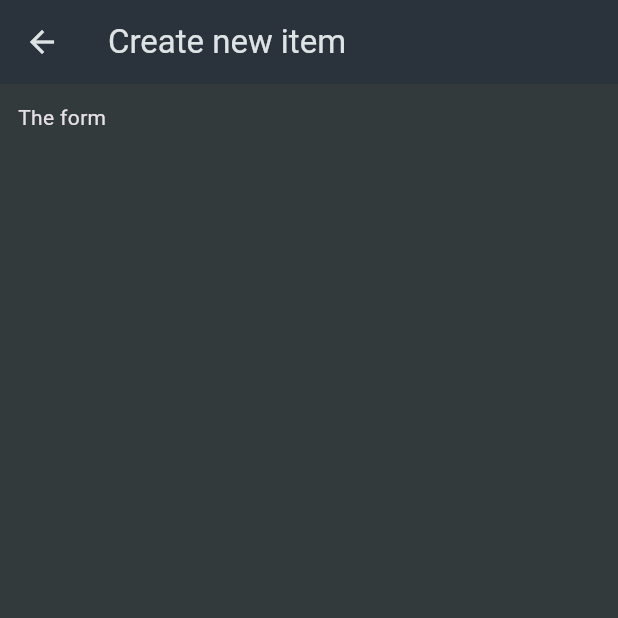
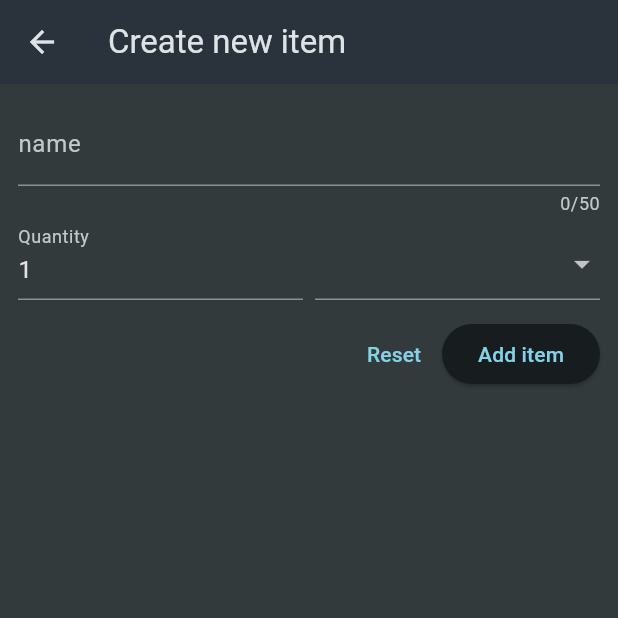
Before and after one commit to lehuutrong1702/shopping_list, a Flutter app: the NewItemScreen screen opened directly, on a phone screen of 412 x 824 dp, the top half of it. Run offline on Flutter 3.47's test engine with Material 3 defaults, Android fonts, the phone set to English and light mode, and no system bars; our stand-ins replace flutter_riverpod.

Commit message:
adding validator for create new item form

```diff
--- a/lib/screens/new_item.dart
+++ b/lib/screens/new_item.dart
@@ -1,6 +1,7 @@
 import 'package:flutter/material.dart';
 import 'package:flutter/src/widgets/framework.dart';
 import 'package:flutter_riverpod/flutter_riverpod.dart';
+import 'package:shopping_list/data/categories.dart';
 
 class NewItemScreen extends ConsumerStatefulWidget {
   const NewItemScreen({super.key});
@@ -20,8 +21,90 @@ class _NewItemState extends ConsumerState<NewItemScreen> {
       ),
       body: Padding(
         padding: const EdgeInsets.all(12),
-        child: Text('The form'),
-      )
+        child: Form(
+          child: Column(
+            children: [
+              TextFormField(
+                maxLength: 50,
+                decoration: const InputDecoration(
+                  label: Text('name'),
+                ),
+                validator: (value) {
+                  if (value == null ||
+                      value.isEmpty ||
+                      value.trim().length <= 1 ||
+                      value.trim().length > 50) {
+                    return ("This field can not empty");
+                  }
+                  return null;
+                },
+              ),
+              Row(
+                crossAxisAlignment: CrossAxisAlignment.end,
+                children: [
+                  Expanded(
+                    child: TextFormField(
+                      validator: (value) {
+                        if (value == null ||
+                            value.isEmpty ||
+                            int.tryParse(value)! <= 0) {
+                          return ("This field can not empty");
+                        }
+                        return null;
+                      },
+                      keyboardType: TextInputType.number,
+                      decoration: const InputDecoration(
+                        label: Text("Quantity"),
+                      ),
+                      initialValue: "1",
+                    ),
+                  ),
+                  const SizedBox(width: 8),
+                  Expanded(
+                    child: DropdownButtonFormField(
+
+                      items: [
+                        for (final category in categories.entries)
+                          DropdownMenuItem(
+
+                            value: category.value,
+                            child: Row(
+                              children: [
+                                Container(
+                                  width: 16,
+                                  height: 16,
+                                  color: category.value.color,
+                                ),
+                                const SizedBox(width: 16),
+                                Text(category.value.title),
+                              ],
+                            ),
+                          ),
+                      ],
+                      onChanged: (value) {},
+
+                    ),
+                  ),
+                ],
+              ),
+              const SizedBox(height: 12),
+              Row(
+                mainAxisAlignment: MainAxisAlignment.end,
+                children: [
+                  TextButton(
+                    onPressed: () {},
+                    child: const Text("Reset"),
+                  ),
+                  ElevatedButton(
+                    onPressed: () {},
+                    child: const Text('Add item'),
+                  )
+                ],
+              ),
+            ],
+          ),
+        ),
+      ),
     );
   }
 }
```
